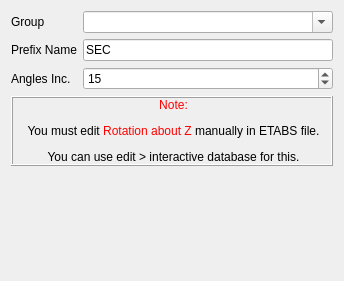
Qt form widgets/define/create_section_cuts.ui (ebrahimraeyat/civilTools) before a commit.
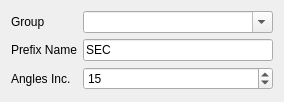
The same form after that commit. Icons and pictures are not drawn.

The edit to the form file:
```diff
--- a/widgets/define/create_section_cuts.ui
+++ b/widgets/define/create_section_cuts.ui
@@ -6,8 +6,8 @@
    <rect>
     <x>0</x>
     <y>0</y>
-    <width>344</width>
-    <height>281</height>
+    <width>284</width>
+    <height>102</height>
    </rect>
   </property>
   <property name="windowTitle">
@@ -18,19 +18,6 @@
     <normaloff>:/cfactor/images/cut.svg</normaloff>:/cfactor/images/cut.svg</iconset>
   </property>
   <layout class="QGridLayout" name="gridLayout">
-   <item row="7" column="0" colspan="2">
-    <spacer name="verticalSpacer">
-     <property name="orientation">
-      <enum>Qt::Vertical</enum>
-     </property>
-     <property name="sizeHint" stdset="0">
-      <size>
-       <width>20</width>
-       <height>40</height>
-      </size>
-     </property>
-    </spacer>
-   </item>
    <item row="2" column="0" colspan="2">
     <widget class="QLabel" name="label_3">
      <property name="text">
@@ -52,13 +39,6 @@
      </property>
     </widget>
    </item>
-   <item row="1" column="2">
-    <widget class="QLineEdit" name="prefix_name">
-     <property name="text">
-      <string>SEC</string>
-     </property>
-    </widget>
-   </item>
    <item row="0" column="0">
     <widget class="QLabel" name="label">
      <property name="text">
@@ -85,16 +65,10 @@
      </property>
     </widget>
    </item>
-   <item row="6" column="0" colspan="3">
-    <widget class="QLabel" name="label_4">
-     <property name="frameShape">
-      <enum>QFrame::Box</enum>
-     </property>
-     <property name="frameShadow">
-      <enum>QFrame::Raised</enum>
-     </property>
+   <item row="1" column="2">
+    <widget class="QLineEdit" name="prefix_name">
      <property name="text">
-      <string>&lt;html&gt;&lt;head/&gt;&lt;body&gt;&lt;p align=&quot;center&quot;&gt;&lt;span style=&quot; color:#ff0000;&quot;&gt;Note:&lt;/span&gt;&lt;/p&gt;&lt;p align=&quot;center&quot;&gt;You must edit &lt;span style=&quot; color:#ff0000;&quot;&gt;Rotation about Z&lt;/span&gt; manually in ETABS file.&lt;/p&gt;&lt;p align=&quot;center&quot;&gt;You can use edit &amp;gt; interactive database for this.&lt;/p&gt;&lt;/body&gt;&lt;/html&gt;</string>
+      <string>SEC</string>
      </property>
     </widget>
    </item>
```
